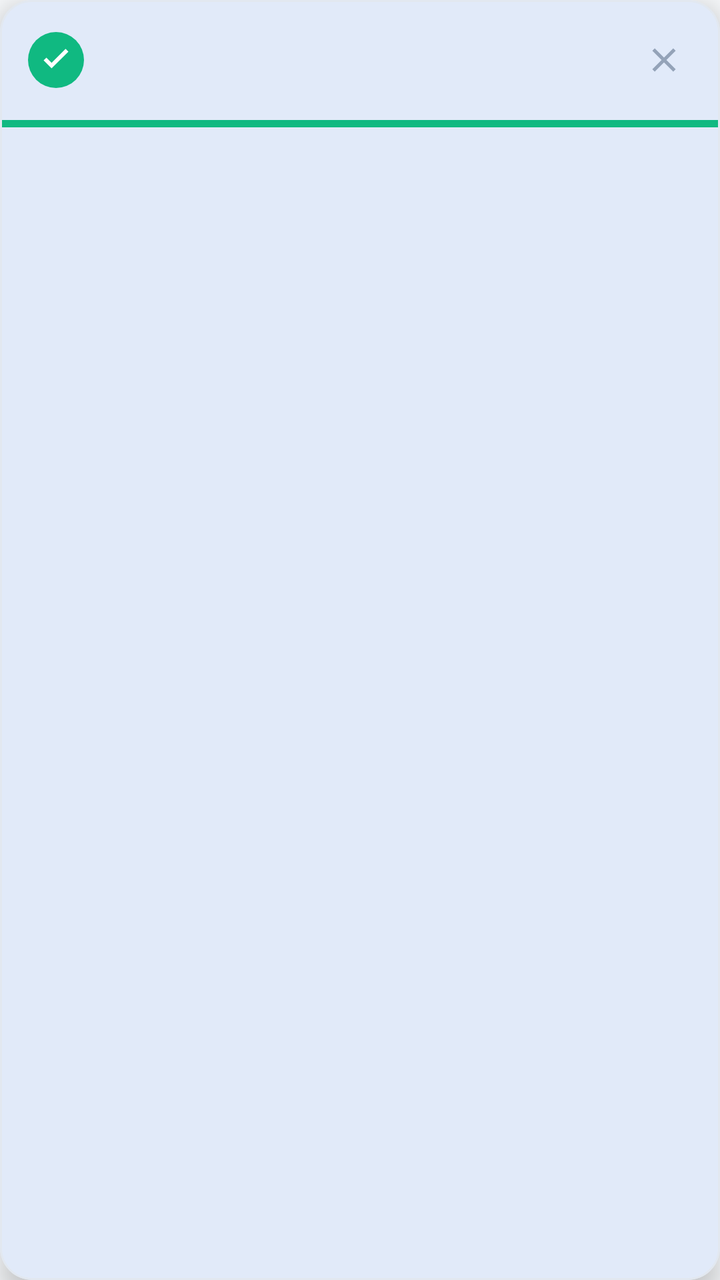
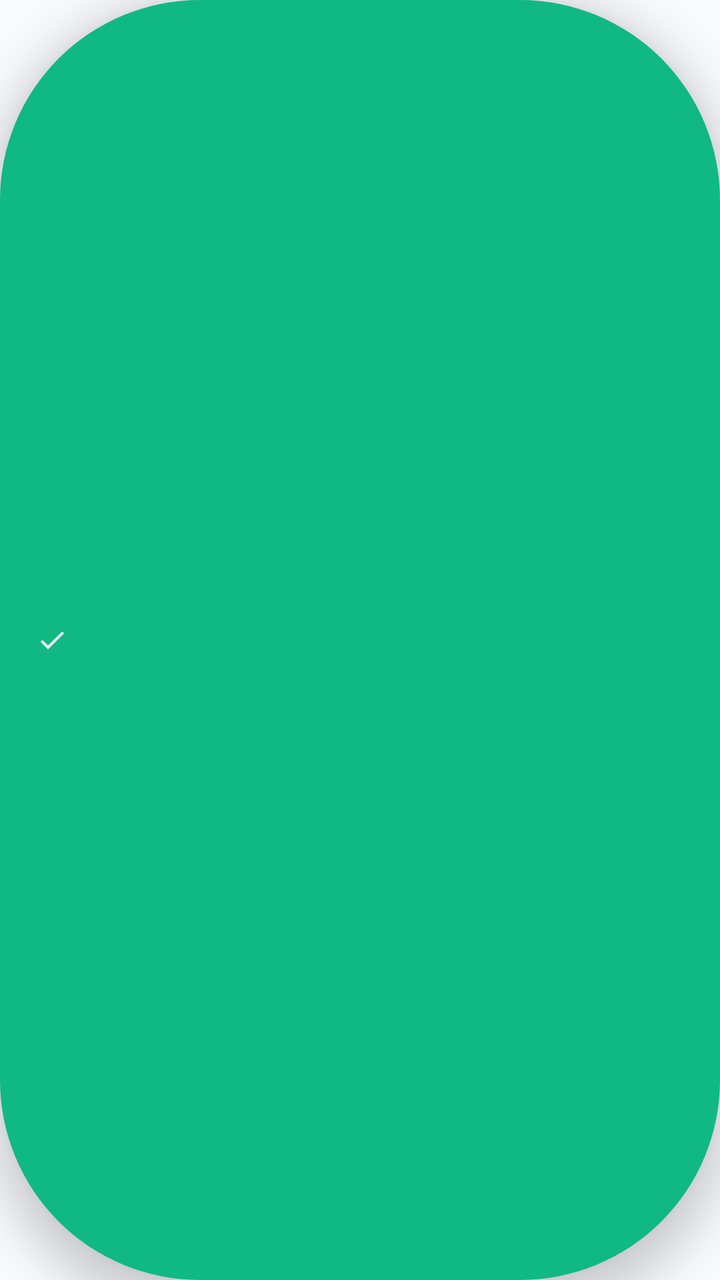

Compare the two renders of this Android layout. The source of the first and the diff that turns it into the second are given below.
<!-- AndroidManifest.xml: application theme Theme.SharedFund -->
<!-- res/layout/layout_app_toast.xml -->
<?xml version="1.0" encoding="utf-8"?>
<com.google.android.material.card.MaterialCardView
    xmlns:android="http://schemas.android.com/apk/res/android"
    xmlns:app="http://schemas.android.com/apk/res-auto"
    android:id="@+id/toastCardView"
    android:layout_width="match_parent"
    android:layout_height="wrap_content"
    android:layout_marginStart="16dp"
    android:layout_marginEnd="16dp"
    android:clipToOutline="true"
    app:cardBackgroundColor="@color/surface"
    app:cardCornerRadius="16dp"
    app:cardElevation="8dp"
    app:strokeColor="@color/border"
    app:strokeWidth="1dp"
    app:cardPreventCornerOverlap="false">

    <LinearLayout
        android:layout_width="match_parent"
        android:layout_height="wrap_content"
        android:orientation="vertical">

        <LinearLayout
            android:layout_width="match_parent"
            android:layout_height="wrap_content"
            android:gravity="center_vertical"
            android:orientation="horizontal"
            android:paddingStart="14dp"
            android:paddingTop="12dp"
            android:paddingEnd="10dp"
            android:paddingBottom="12dp">

            <ImageView
                android:id="@+id/ivToastIcon"
                android:layout_width="28dp"
                android:layout_height="28dp"
                android:layout_gravity="center_vertical"
                android:contentDescription="@null"
                android:src="@drawable/ic_toast_success" />

            <LinearLayout
                android:layout_width="0dp"
                android:layout_height="wrap_content"
                android:layout_weight="1"
                android:layout_marginStart="12dp"
                android:layout_marginEnd="6dp"
                android:layout_gravity="center_vertical"
                android:orientation="vertical">

                <TextView
                    android:id="@+id/tvToastTitle"
                    android:layout_width="match_parent"
                    android:layout_height="wrap_content"
                    android:textColor="@color/text_primary"
                    android:textSize="15sp"
                    android:textStyle="bold"
                    android:visibility="gone" />

                <TextView
                    android:id="@+id/tvToastMessage"
                    android:layout_width="match_parent"
                    android:layout_height="wrap_content"
                    android:textColor="@color/text_primary"
                    android:textSize="14.5sp" />
            </LinearLayout>

            <ImageView
                android:id="@+id/btnToastClose"
                android:layout_width="36dp"
                android:layout_height="36dp"
                android:layout_gravity="center_vertical"
                android:background="?attr/selectableItemBackgroundBorderless"
                android:contentDescription="@string/btn_cancel"
                android:padding="8dp"
                android:src="@drawable/ic_toast_close" />
        </LinearLayout>

        <FrameLayout
            android:id="@+id/flToastProgressTrack"
            android:layout_width="match_parent"
            android:layout_height="3.5dp"
            android:background="@color/surface_variant">

            <View
                android:id="@+id/viewToastProgressFill"
                android:layout_width="match_parent"
                android:layout_height="match_parent"
                android:background="@color/accent_income" />
        </FrameLayout>
    </LinearLayout>
</com.google.android.material.card.MaterialCardView>
<!-- resources referenced by this layout -->
<resources>
  <color name="accent_income">#10B981</color>
  <color name="border">#E2E8F0</color>
  <color name="surface">#FFFFFF</color>
  <color name="surface_variant">#F1F5F9</color>
  <color name="text_primary">#0F172A</color>
  <!-- drawable ic_toast_close (drawable) -->
  <vector xmlns:android="http://schemas.android.com/apk/res/android"
      android:width="20dp"
      android:height="20dp"
      android:viewportWidth="24"
      android:viewportHeight="24">
      <path
          android:fillColor="#94A3B8"
          android:pathData="M19,6.41L17.59,5 12,10.59 6.41,5 5,6.41 10.59,12 5,17.59 6.41,19 12,13.41 17.59,19 19,17.59 13.41,12z" />
  </vector>
  <!-- drawable ic_toast_success (drawable) -->
  <vector xmlns:android="http://schemas.android.com/apk/res/android"
      android:width="28dp"
      android:height="28dp"
      android:viewportWidth="28"
      android:viewportHeight="28">
      <path
          android:fillColor="#10B981"
          android:pathData="M14,14m-14,0a14,14 0 1,0 28,0a14,14 0 1,0 -28,0" />
      <path
          android:fillColor="#FFFFFFFF"
          android:pathData="M11.8,18.2 L7.8,14.2 L9.2,12.8 L11.8,15.4 L18.8,8.4 L20.2,9.8 Z" />
  </vector>
  <string name="btn_cancel">Hủy</string>
  <style name="Theme.SharedFund" parent="Base.Theme.SharedFund" />
  <style name="Base.Theme.SharedFund" parent="Theme.Material3.Light.NoActionBar">
  
          <item name="colorPrimary">@color/primary</item>
  
          <item name="colorPrimaryDark">@color/primary_dark</item>
  
          <item name="colorSecondary">@color/accent_income</item>
  
          <item name="android:statusBarColor">@color/surface</item>
  
          <item name="android:windowLightStatusBar">true</item>
  
          <item name="android:windowBackground">@color/background</item>
  
          <item name="colorSurface">@color/surface</item>
  
          <item name="colorOnSurface">@color/text_primary</item>
  
          <item name="android:textColorPrimary">@color/text_primary</item>
  
          <item name="android:textColorSecondary">@color/text_secondary</item>
  
          <item name="android:textColorHint">@color/text_secondary</item>
  
          <item name="editTextColor">@color/text_primary</item>
  
      </style>
  <color name="primary">#0052CC</color>
  <color name="primary_dark">#003D99</color>
  <color name="background">#F8FAFC</color>
  <color name="text_secondary">#64748B</color>
</resources>

<!-- the commit's change to res/layout/layout_app_toast.xml (unified diff, before → after) -->
@@ -1,91 +1,60 @@
 <?xml version="1.0" encoding="utf-8"?>
-<com.google.android.material.card.MaterialCardView
-    xmlns:android="http://schemas.android.com/apk/res/android"
+<LinearLayout xmlns:android="http://schemas.android.com/apk/res/android"
     xmlns:app="http://schemas.android.com/apk/res-auto"
     android:id="@+id/toastCardView"
-    android:layout_width="match_parent"
+    android:layout_width="wrap_content"
     android:layout_height="wrap_content"
-    android:layout_marginStart="16dp"
-    android:layout_marginEnd="16dp"
-    android:clipToOutline="true"
-    app:cardBackgroundColor="@color/surface"
-    app:cardCornerRadius="16dp"
-    app:cardElevation="8dp"
-    app:strokeColor="@color/border"
-    app:strokeWidth="1dp"
-    app:cardPreventCornerOverlap="false">
+    android:layout_gravity="top|center_horizontal"
+    android:background="@drawable/bg_pill_toast"
+    android:elevation="12dp"
+    android:gravity="center_vertical"
+    android:orientation="horizontal"
+    android:paddingStart="18dp"
+    android:paddingTop="11dp"
+    android:paddingEnd="18dp"
+    android:paddingBottom="11dp">
 
-    <LinearLayout
-        android:layout_width="match_parent"
+    <ImageView
+        android:id="@+id/ivToastIcon"
+        android:layout_width="16dp"
+        android:layout_height="16dp"
+        android:layout_gravity="center_vertical"
+        android:contentDescription="@null"
+        android:src="@drawable/ic_check"
+        app:tint="@color/white" />
+
+    <TextView
+        android:id="@+id/tvToastMessage"
+        android:layout_width="wrap_content"
         android:layout_height="wrap_content"
-        android:orientation="vertical">
+        android:layout_marginStart="8dp"
+        android:layout_gravity="center_vertical"
+        android:textColor="@color/white"
+        android:textSize="13sp"
+        android:textStyle="bold" />
 
-        <LinearLayout
-            android:layout_width="match_parent"
-            android:layout_height="wrap_content"
-            android:gravity="center_vertical"
-            android:orientation="horizontal"
-            android:paddingStart="14dp"
-            android:paddingTop="12dp"
-            android:paddingEnd="10dp"
-            android:paddingBottom="12dp">
+    <TextView
+        android:id="@+id/tvToastTitle"
+        android:layout_width="0dp"
+        android:layout_height="0dp"
+        android:visibility="gone" />
 
-            <ImageView
-                android:id="@+id/ivToastIcon"
-                android:layout_width="28dp"
-                android:layout_height="28dp"
-                android:layout_gravity="center_vertical"
-                android:contentDescription="@null"
-                android:src="@drawable/ic_toast_success" />
+    <ImageView
+        android:id="@+id/btnToastClose"
+        android:layout_width="0dp"
+        android:layout_height="0dp"
+        android:visibility="gone" />
 
-            <LinearLayout
-                android:layout_width="0dp"
-                android:layout_height="wrap_content"
-                android:layout_weight="1"
-                android:layout_marginStart="12dp"
-                android:layout_marginEnd="6dp"
-                android:layout_gravity="center_vertical"
-                android:orientation="vertical">
+    <FrameLayout
+        android:id="@+id/flToastProgressTrack"
+        android:layout_width="0dp"
+        android:layout_height="0dp"
+        android:visibility="gone">
 
-                <TextView
-                    android:id="@+id/tvToastTitle"
-                    android:layout_width="match_parent"
-                    android:layout_height="wrap_content"
-                    android:textColor="@color/text_primary"
-                    android:textSize="15sp"
-                    android:textStyle="bold"
-                    android:visibility="gone" />
-
-                <TextView
-                    android:id="@+id/tvToastMessage"
-                    android:layout_width="match_parent"
-                    android:layout_height="wrap_content"
-                    android:textColor="@color/text_primary"
-                    android:textSize="14.5sp" />
-            </LinearLayout>
-
-            <ImageView
-                android:id="@+id/btnToastClose"
-                android:layout_width="36dp"
-                android:layout_height="36dp"
-                android:layout_gravity="center_vertical"
-                android:background="?attr/selectableItemBackgroundBorderless"
-                android:contentDescription="@string/btn_cancel"
-                android:padding="8dp"
-                android:src="@drawable/ic_toast_close" />
-        </LinearLayout>
-
-        <FrameLayout
-            android:id="@+id/flToastProgressTrack"
-            android:layout_width="match_parent"
-            android:layout_height="3.5dp"
-            android:background="@color/surface_variant">
-
-            <View
-                android:id="@+id/viewToastProgressFill"
-                android:layout_width="match_parent"
-                android:layout_height="match_parent"
-                android:background="@color/accent_income" />
-        </FrameLayout>
-    </LinearLayout>
-</com.google.android.material.card.MaterialCardView>
+        <View
+            android:id="@+id/viewToastProgressFill"
+            android:layout_width="0dp"
+            android:layout_height="0dp"
+            android:visibility="gone" />
+    </FrameLayout>
+</LinearLayout>
<!-- resource entries referenced after the edit -->
@@ -1,34 +1,27 @@
 <!-- resources referenced by this layout -->
 <resources>
+  <color name="white">#FFFFFFFF</color>
+  <!-- drawable bg_pill_toast (drawable) -->
+  <?xml version="1.0" encoding="utf-8"?>
+  <shape xmlns:android="http://schemas.android.com/apk/res/android"
+      android:shape="rectangle">
+      <solid android:color="@color/accent_income" />
+      <corners android:radius="100dp" />
+  </shape>
+  <!-- drawable ic_check (drawable) -->
+  <vector xmlns:android="http://schemas.android.com/apk/res/android"
+      android:width="24dp"
+      android:height="24dp"
+      android:viewportWidth="24"
+      android:viewportHeight="24"
+      android:tint="?attr/colorControlNormal">
+      <path
+          android:fillColor="@android:color/white"
+          android:pathData="M9,16.17L4.83,12l-1.42,1.41L9,19 21,7l-1.41,-1.41z"/>
+  </vector>
   <color name="accent_income">#10B981</color>
-  <color name="border">#E2E8F0</color>
   <color name="surface">#FFFFFF</color>
-  <color name="surface_variant">#F1F5F9</color>
   <color name="text_primary">#0F172A</color>
-  <!-- drawable ic_toast_close (drawable) -->
-  <vector xmlns:android="http://schemas.android.com/apk/res/android"
-      android:width="20dp"
-      android:height="20dp"
-      android:viewportWidth="24"
-      android:viewportHeight="24">
-      <path
-          android:fillColor="#94A3B8"
-          android:pathData="M19,6.41L17.59,5 12,10.59 6.41,5 5,6.41 10.59,12 5,17.59 6.41,19 12,13.41 17.59,19 19,17.59 13.41,12z" />
-  </vector>
-  <!-- drawable ic_toast_success (drawable) -->
-  <vector xmlns:android="http://schemas.android.com/apk/res/android"
-      android:width="28dp"
-      android:height="28dp"
-      android:viewportWidth="28"
-      android:viewportHeight="28">
-      <path
-          android:fillColor="#10B981"
-          android:pathData="M14,14m-14,0a14,14 0 1,0 28,0a14,14 0 1,0 -28,0" />
-      <path
-          android:fillColor="#FFFFFFFF"
-          android:pathData="M11.8,18.2 L7.8,14.2 L9.2,12.8 L11.8,15.4 L18.8,8.4 L20.2,9.8 Z" />
-  </vector>
-  <string name="btn_cancel">Hủy</string>
   <style name="Theme.SharedFund" parent="Base.Theme.SharedFund" />
   <style name="Base.Theme.SharedFund" parent="Theme.Material3.Light.NoActionBar">
   
